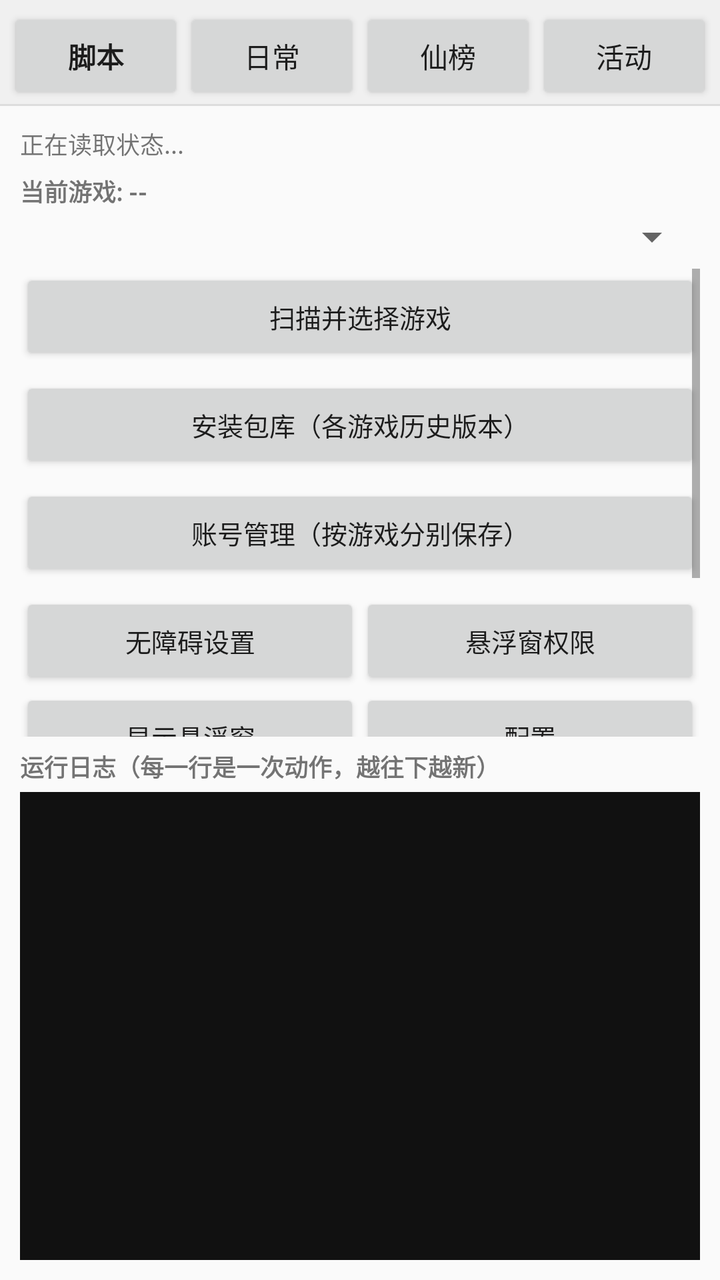
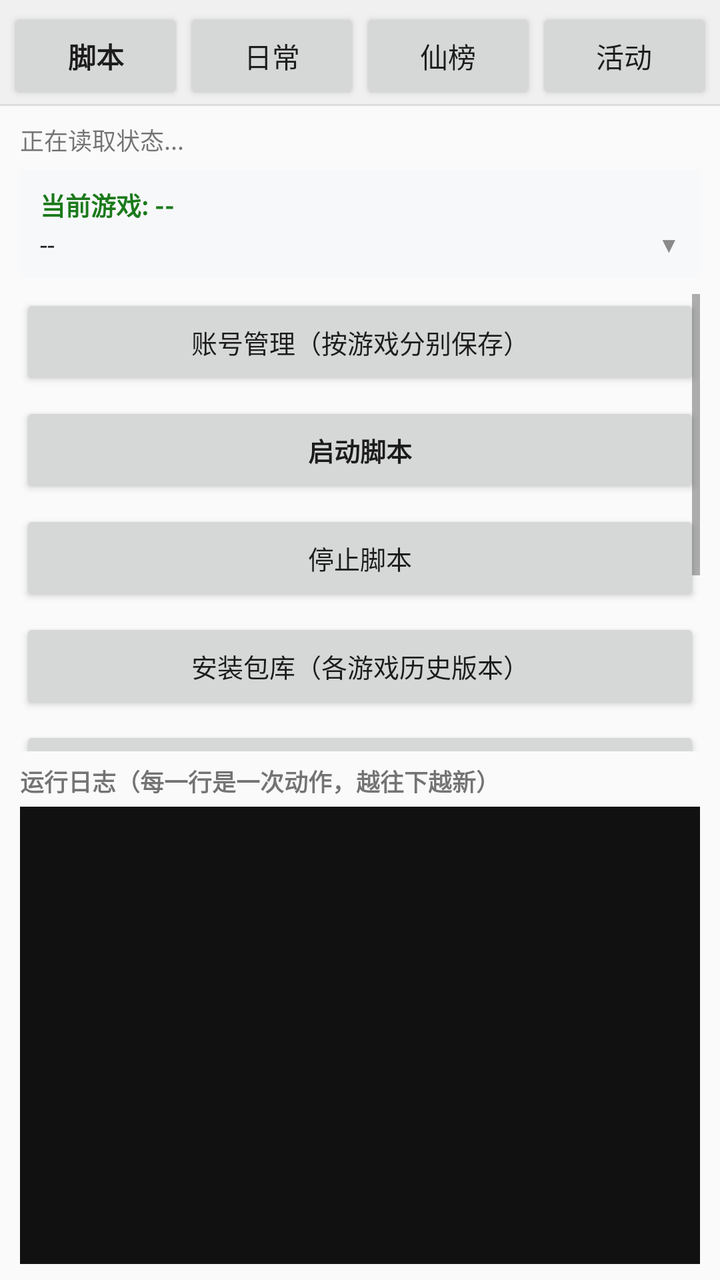

The first picture is an Android layout as it rendered before a commit; the second is the same layout after the commit. The layout source and the unified diff follow.
<!-- AndroidManifest.xml: application theme android:Theme.Material.Light.DarkActionBar -->
<!-- res/layout/activity_main.xml -->
<?xml version="1.0" encoding="utf-8"?>
<LinearLayout xmlns:android="http://schemas.android.com/apk/res/android"
    android:layout_width="match_parent"
    android:layout_height="match_parent"
    android:orientation="vertical">

    
    <LinearLayout
        android:layout_width="match_parent"
        android:layout_height="wrap_content"
        android:background="#FFF0F0F0"
        android:orientation="horizontal"
        android:paddingLeft="4dp"
        android:paddingTop="4dp"
        android:paddingRight="4dp"
        android:paddingBottom="0dp">

        <Button
            android:id="@+id/tab_script"
            android:layout_width="0dp"
            android:layout_height="wrap_content"
            android:layout_weight="1"
            android:minWidth="0dp"
            android:text="脚本"
            android:textSize="14sp"
            android:textStyle="bold" />

        <Button
            android:id="@+id/tab_daily"
            android:layout_width="0dp"
            android:layout_height="wrap_content"
            android:layout_weight="1"
            android:minWidth="0dp"
            android:text="日常"
            android:textSize="14sp" />

        <Button
            android:id="@+id/tab_rank"
            android:layout_width="0dp"
            android:layout_height="wrap_content"
            android:layout_weight="1"
            android:minWidth="0dp"
            android:text="仙榜"
            android:textSize="14sp" />

        <Button
            android:id="@+id/tab_activity"
            android:layout_width="0dp"
            android:layout_height="wrap_content"
            android:layout_weight="1"
            android:minWidth="0dp"
            android:text="活动"
            android:textSize="14sp" />
    </LinearLayout>

    <View
        android:layout_width="match_parent"
        android:layout_height="1dp"
        android:background="#FFDDDDDD" />

    <FrameLayout
        android:layout_width="match_parent"
        android:layout_height="0dp"
        android:layout_weight="1">

        
        <LinearLayout
            android:id="@+id/page_script"
            android:layout_width="match_parent"
            android:layout_height="match_parent"
            android:orientation="vertical"
            android:padding="10dp">

            <TextView
                android:id="@+id/tv_status"
                android:layout_width="match_parent"
                android:layout_height="wrap_content"
                android:paddingBottom="6dp"
                android:text="正在读取状态..."
                android:textSize="12sp" />

            <TextView
                android:id="@+id/tv_game"
                android:layout_width="match_parent"
                android:layout_height="wrap_content"
                android:paddingBottom="2dp"
                android:text="当前游戏: --"
                android:textSize="12sp"
                android:textStyle="bold" />

            <Spinner
                android:id="@+id/sp_game"
                android:layout_width="match_parent"
                android:layout_height="wrap_content"
                android:layout_marginBottom="4dp" />

            
            <ScrollView
                android:layout_width="match_parent"
                android:layout_height="0dp"
                android:layout_weight="1"
                android:scrollbars="vertical">

                <LinearLayout
                    android:layout_width="match_parent"
                    android:layout_height="wrap_content"
                    android:orientation="vertical">

                    <Button
                        android:id="@+id/btn_scan"
                        android:layout_width="match_parent"
                        android:layout_height="wrap_content"
                        android:layout_marginBottom="6dp"
                        android:text="扫描并选择游戏"
                        android:textSize="13sp" />

                    <Button
                        android:id="@+id/btn_library"
                        android:layout_width="match_parent"
                        android:layout_height="wrap_content"
                        android:layout_marginBottom="6dp"
                        android:text="安装包库（各游戏历史版本）"
                        android:textSize="13sp" />

                    <Button
                        android:id="@+id/btn_accounts"
                        android:layout_width="match_parent"
                        android:layout_height="wrap_content"
                        android:layout_marginBottom="6dp"
                        android:text="账号管理（按游戏分别保存）"
                        android:textSize="13sp" />

                    <LinearLayout
                        android:layout_width="match_parent"
                        android:layout_height="wrap_content"
                        android:orientation="horizontal">

                        <Button
                            android:id="@+id/btn_service"
                            android:layout_width="0dp"
                            android:layout_height="wrap_content"
                            android:layout_weight="1"
                            android:text="无障碍设置"
                            android:textSize="13sp" />

                        <Button
                            android:id="@+id/btn_overlay"
                            android:layout_width="0dp"
                            android:layout_height="wrap_content"
                            android:layout_weight="1"
                            android:text="悬浮窗权限"
                            android:textSize="13sp" />
                    </LinearLayout>

                    <LinearLayout
                        android:layout_width="match_parent"
                        android:layout_height="wrap_content"
                        android:orientation="horizontal">

                        <Button
                            android:id="@+id/btn_float"
                            android:layout_width="0dp"
                            android:layout_height="wrap_content"
                            android:layout_weight="1"
                            android:text="显示悬浮窗"
                            android:textSize="13sp" />

                        <Button
                            android:id="@+id/btn_config"
                            android:layout_width="0dp"
                            android:layout_height="wrap_content"
                            android:layout_weight="1"
                            android:text="配置"
                            android:textSize="13sp" />
                    </LinearLayout>

                    <LinearLayout
                        android:layout_width="match_parent"
                        android:layout_height="wrap_content"
                        android:orientation="horizontal">

                        <Button
                            android:id="@+id/btn_start"
                            android:layout_width="0dp"
                            android:layout_height="wrap_content"
                            android:layout_weight="1"
                            android:text="启动脚本"
                            android:textSize="13sp"
                            android:textStyle="bold" />

                        <Button
                            android:id="@+id/btn_stop"
                            android:layout_width="0dp"
                            android:layout_height="wrap_content"
                            android:layout_weight="1"
                            android:text="停止脚本"
                            android:textSize="13sp" />
                    </LinearLayout>

                    
                    <LinearLayout
                        android:layout_width="match_parent"
                        android:layout_height="wrap_content"
                        android:orientation="horizontal">

                        <Button
                            android:id="@+id/btn_log_copy"
                            android:layout_width="0dp"
                            android:layout_height="wrap_content"
                            android:layout_weight="1"
                            android:text="复制日志"
                            android:textSize="12sp" />

                        <Button
                            android:id="@+id/btn_log_export"
                            android:layout_width="0dp"
                            android:layout_height="wrap_content"
                            android:layout_weight="1"
                            android:text="导出日志"
                            android:textSize="12sp" />

                        <Button
                            android:id="@+id/btn_clearlog"
                            android:layout_width="0dp"
                            android:layout_height="wrap_content"
                            android:layout_weight="1"
                            android:text="清空日志"
                            android:textSize="12sp" />
                    </LinearLayout>
                </LinearLayout>
            </ScrollView>

            <TextView
                android:layout_width="match_parent"
                android:layout_height="wrap_content"
                android:paddingTop="6dp"
                android:paddingBottom="4dp"
                android:text="运行日志（每一行是一次动作，越往下越新）"
                android:textSize="12sp"
                android:textStyle="bold" />

            <ScrollView
                android:id="@+id/log_scroll"
                android:layout_width="match_parent"
                android:layout_height="0dp"
                android:layout_weight="1"
                android:background="#FF111111">

                <TextView
                    android:id="@+id/tv_log"
                    android:layout_width="match_parent"
                    android:layout_height="wrap_content"
                    android:padding="6dp"
                    android:textColor="#FF33DD33"
                    android:textIsSelectable="true"
                    android:textSize="11sp"
                    android:typeface="monospace" />
            </ScrollView>
        </LinearLayout>

        
        <ScrollView
            android:id="@+id/page_daily"
            android:layout_width="match_parent"
            android:layout_height="match_parent"
            android:visibility="gone">

            <LinearLayout
                android:id="@+id/box_daily"
                android:layout_width="match_parent"
                android:layout_height="wrap_content"
                android:orientation="vertical"
                android:padding="10dp" />
        </ScrollView>

        
        <ScrollView
            android:id="@+id/page_rank"
            android:layout_width="match_parent"
            android:layout_height="match_parent"
            android:visibility="gone">

            <LinearLayout
                android:id="@+id/box_rank"
                android:layout_width="match_parent"
                android:layout_height="wrap_content"
                android:orientation="vertical"
                android:padding="10dp" />
        </ScrollView>

        
        <ScrollView
            android:id="@+id/page_activity"
            android:layout_width="match_parent"
            android:layout_height="match_parent"
            android:visibility="gone">

            <LinearLayout
                android:id="@+id/box_activity"
                android:layout_width="match_parent"
                android:layout_height="wrap_content"
                android:orientation="vertical"
                android:padding="10dp" />
        </ScrollView>
    </FrameLayout>
</LinearLayout>
<!-- resources referenced by this layout -->
<resources>

</resources>

<!-- the commit's change to res/layout/activity_main.xml (unified diff, before → after) -->
@@ -69,7 +69,10 @@
             android:layout_width="match_parent"
             android:layout_height="match_parent"
             android:orientation="vertical"
-            android:padding="10dp">
+            android:paddingLeft="10dp"
+            android:paddingTop="8dp"
+            android:paddingRight="10dp"
+            android:paddingBottom="8dp">
 
             <TextView
                 android:id="@+id/tv_status"
@@ -79,20 +82,55 @@
                 android:text="正在读取状态..."
                 android:textSize="12sp" />
 
-            <TextView
-                android:id="@+id/tv_game"
-                android:layout_width="match_parent"
-                android:layout_height="wrap_content"
-                android:paddingBottom="2dp"
-                android:text="当前游戏: --"
-                android:textSize="12sp"
-                android:textStyle="bold" />
-
-            <Spinner
-                android:id="@+id/sp_game"
-                android:layout_width="match_parent"
-                android:layout_height="wrap_content"
-                android:layout_marginBottom="4dp" />
+            
+            <LinearLayout
+                android:id="@+id/card_game"
+                android:layout_width="match_parent"
+                android:layout_height="wrap_content"
+                android:layout_marginBottom="8dp"
+                android:background="#FFF7F8FA"
+                android:clickable="true"
+                android:focusable="true"
+                android:orientation="vertical"
+                android:paddingLeft="10dp"
+                android:paddingTop="8dp"
+                android:paddingRight="10dp"
+                android:paddingBottom="8dp">
+
+                <TextView
+                    android:id="@+id/tv_game"
+                    android:layout_width="match_parent"
+                    android:layout_height="wrap_content"
+                    android:text="当前游戏: --"
+                    android:textColor="#FF1B7A1B"
+                    android:textSize="12.5sp"
+                    android:textStyle="bold" />
+
+                <LinearLayout
+                    android:layout_width="match_parent"
+                    android:layout_height="wrap_content"
+                    android:gravity="center_vertical"
+                    android:orientation="horizontal"
+                    android:paddingTop="2dp">
+
+                    <TextView
+                        android:id="@+id/tv_game_ver"
+                        android:layout_width="0dp"
+                        android:layout_height="wrap_content"
+                        android:layout_weight="1"
+                        android:text="--"
+                        android:textColor="#FF1F1F1F"
+                        android:textSize="13sp" />
+
+                    <TextView
+                        android:id="@+id/tv_game_more"
+                        android:layout_width="wrap_content"
+                        android:layout_height="wrap_content"
+                        android:text="▼"
+                        android:textColor="#FF8A8A8A"
+                        android:textSize="11sp" />
+                </LinearLayout>
+            </LinearLayout>
 
             
             <ScrollView
@@ -107,11 +145,28 @@
                     android:orientation="vertical">
 
                     <Button
-                        android:id="@+id/btn_scan"
-                        android:layout_width="match_parent"
-                        android:layout_height="wrap_content"
-                        android:layout_marginBottom="6dp"
-                        android:text="扫描并选择游戏"
+                        android:id="@+id/btn_accounts"
+                        android:layout_width="match_parent"
+                        android:layout_height="wrap_content"
+                        android:layout_marginBottom="6dp"
+                        android:text="账号管理（按游戏分别保存）"
+                        android:textSize="13sp" />
+
+                    <Button
+                        android:id="@+id/btn_start"
+                        android:layout_width="match_parent"
+                        android:layout_height="wrap_content"
+                        android:layout_marginBottom="6dp"
+                        android:text="启动脚本"
+                        android:textSize="13sp"
+                        android:textStyle="bold" />
+
+                    <Button
+                        android:id="@+id/btn_stop"
+                        android:layout_width="match_parent"
+                        android:layout_height="wrap_content"
+                        android:layout_marginBottom="6dp"
+                        android:text="停止脚本"
                         android:textSize="13sp" />
 
                     <Button
@@ -123,81 +178,21 @@
                         android:textSize="13sp" />
 
                     <Button
-                        android:id="@+id/btn_accounts"
-                        android:layout_width="match_parent"
-                        android:layout_height="wrap_content"
-                        android:layout_marginBottom="6dp"
-                        android:text="账号管理（按游戏分别保存）"
-                        android:textSize="13sp" />
-
-                    <LinearLayout
-                        android:layout_width="match_parent"
-                        android:layout_height="wrap_content"
-                        android:orientation="horizontal">
-
-                        <Button
-                            android:id="@+id/btn_service"
-                            android:layout_width="0dp"
-                            android:layout_height="wrap_content"
-                            android:layout_weight="1"
-                            android:text="无障碍设置"
-                            android:textSize="13sp" />
-
-                        <Button
-                            android:id="@+id/btn_overlay"
-                            android:layout_width="0dp"
-                            android:layout_height="wrap_content"
-                            android:layout_weight="1"
-                            android:text="悬浮窗权限"
-                            android:textSize="13sp" />
-                    </LinearLayout>
-
-                    <LinearLayout
-                        android:layout_width="match_parent"
-                        android:layout_height="wrap_content"
-                        android:orientation="horizontal">
-
-                        <Button
-                            android:id="@+id/btn_float"
-                            android:layout_width="0dp"
-                            android:layout_height="wrap_content"
-                            android:layout_weight="1"
-                            android:text="显示悬浮窗"
-                            android:textSize="13sp" />
-
-                        <Button
-                            android:id="@+id/btn_config"
-                            android:layout_width="0dp"
-                            android:layout_height="wrap_content"
-                            android:layout_weight="1"
-                            android:text="配置"
-                            android:textSize="13sp" />
-                    </LinearLayout>
-
-                    <LinearLayout
-                        android:layout_width="match_parent"
-                        android:layout_height="wrap_content"
-                        android:orientation="horizontal">
-
-                        <Button
-                            android:id="@+id/btn_start"
-                            android:layout_width="0dp"
-                            android:layout_height="wrap_content"
-                            android:layout_weight="1"
-                            android:text="启动脚本"
-                            android:textSize="13sp"
-                            android:textStyle="bold" />
-
-                        <Button
-                            android:id="@+id/btn_stop"
-                            android:layout_width="0dp"
-                            android:layout_height="wrap_content"
-                            android:layout_weight="1"
-                            android:text="停止脚本"
-                            android:textSize="13sp" />
-                    </LinearLayout>
-
-                    
+                        android:id="@+id/btn_perm"
+                        android:layout_width="match_parent"
+                        android:layout_height="wrap_content"
+                        android:layout_marginBottom="6dp"
+                        android:text="无障碍功能/悬浮窗"
+                        android:textSize="13sp" />
+
+                    <Button
+                        android:id="@+id/btn_config"
+                        android:layout_width="match_parent"
+                        android:layout_height="wrap_content"
+                        android:layout_marginBottom="6dp"
+                        android:text="配置"
+                        android:textSize="13sp" />
+
                     <LinearLayout
                         android:layout_width="match_parent"
                         android:layout_height="wrap_content"
@@ -209,14 +204,6 @@
                             android:layout_height="wrap_content"
                             android:layout_weight="1"
                             android:text="复制日志"
-                            android:textSize="12sp" />
-
-                        <Button
-                            android:id="@+id/btn_log_export"
-                            android:layout_width="0dp"
-                            android:layout_height="wrap_content"
-                            android:layout_weight="1"
-                            android:text="导出日志"
                             android:textSize="12sp" />
 
                         <Button
